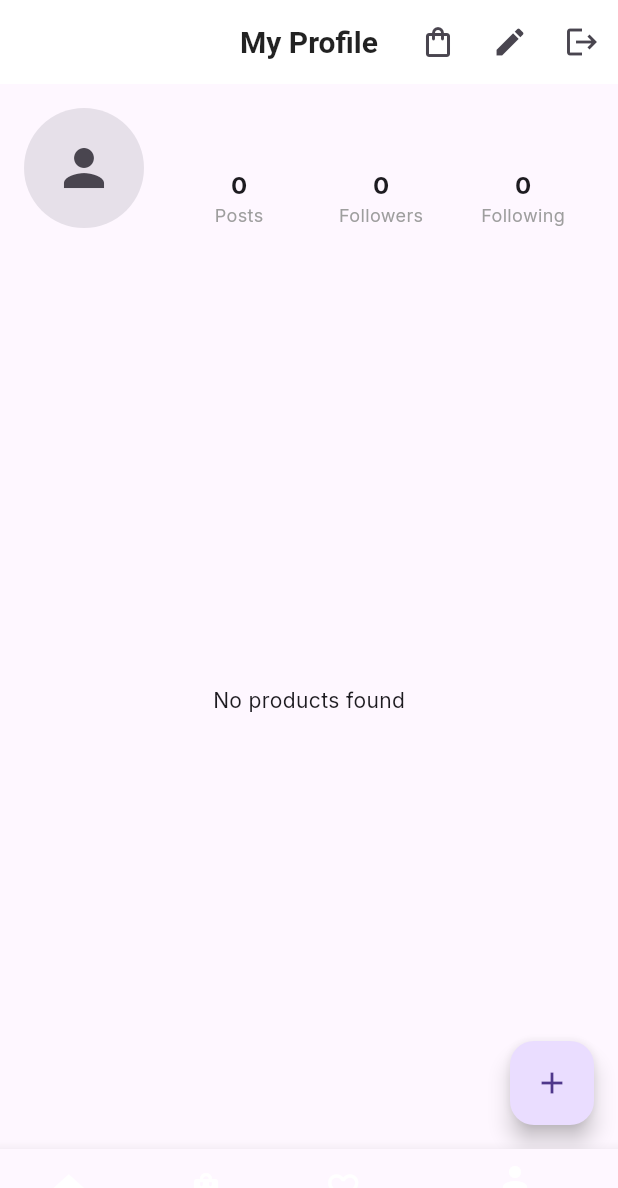
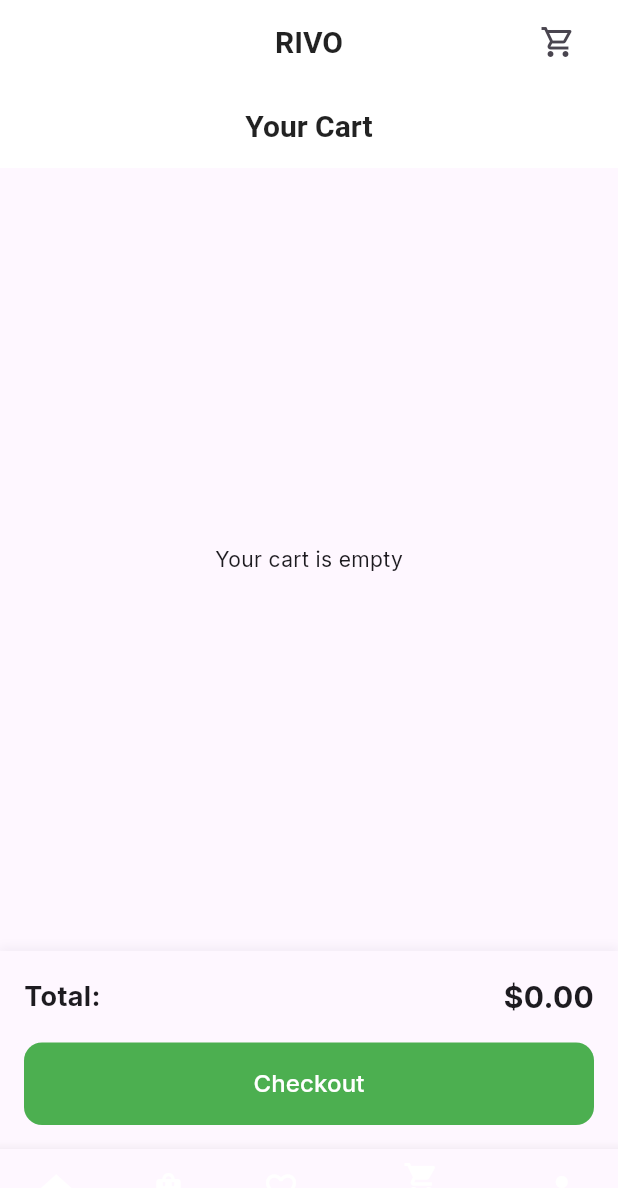
Before and after one commit to johnvibe56/Rivo, a Flutter app: the MainScaffold screen opened directly with empty values, item 4 of the bottom bar chosen, on a phone screen of 412 x 824 dp. Shown: the top 1188 px of the screen. Run offline on Flutter 3.47's test engine with Material 3 defaults, Android fonts, the phone set to English and light mode, and no system bars; our stand-ins replace cached_network_image, connectivity_plus, dartz, equatable, flutter_dotenv, flutter_riverpod and 8 more; accounts and stored records are empty; generated files the repository leaves out were written again.

Commit message:
🛒 Finish cart simulation feature (local state only)

```diff
--- a/lib/core/router/app_router.dart
+++ b/lib/core/router/app_router.dart
@@ -16,6 +16,8 @@
 import 'package:rivo/features/user_profile/presentation/screens/user_profile_screen.dart';
 import 'package:rivo/features/wishlist/presentation/screens/wishlist_screen.dart';
 import 'package:rivo/features/purchase_history/presentation/screens/purchase_history_screen.dart';
+import 'package:rivo/features/cart/presentation/screens/cart_screen.dart';
+import 'package:rivo/features/cart/presentation/widgets/cart_icon_button.dart';
 
 class MainScaffold extends ConsumerStatefulWidget {
   final Widget child;
@@ -35,6 +37,16 @@
   @override
   Widget build(BuildContext context) {
     return Scaffold(
+      appBar: AppBar(
+        title: const Text('RIVO'),
+        centerTitle: true,
+        actions: const [
+          Padding(
+            padding: EdgeInsets.only(right: 16.0),
+            child: CartIconButton(),
+          ),
+        ],
+      ),
       body: widget.child,
       bottomNavigationBar: BottomNavigationBar(
         currentIndex: widget.currentIndex,
@@ -50,6 +62,9 @@
               context.go(AppRouter.getFullPath(AppRoutes.wishlist));
               break;
             case 3:
+              context.go(AppRouter.getFullPath(AppRoutes.cart));
+              break;
+            case 4:
               context.go(AppRouter.getFullPath(AppRoutes.userProfile));
               break;
           }
@@ -66,6 +81,10 @@
           BottomNavigationBarItem(
             icon: Icon(Icons.favorite_border),
             label: 'Wishlist',
+          ),
+          BottomNavigationBarItem(
+            icon: Icon(Icons.shopping_cart),
+            label: 'Cart',
           ),
           BottomNavigationBarItem(
             icon: Icon(Icons.person),
@@ -118,6 +137,7 @@
   static const String productUpload = 'product_upload';
   static const String profile = 'user_profile'; // Updated to use user_profile
   static const String wishlist = 'wishlist';
+  static const String cart = 'cart';
   static const String purchaseHistory = 'purchase_history';
   static const String seller = 'seller_profile';
 
@@ -148,6 +168,8 @@
         return '/upload-product';
       case wishlist:
         return '/wishlist';
+      case cart:
+        return '/cart';
       case sellerProfile:
         return '/seller/${params?['sellerId'] ?? ':sellerId'}';
       case editProfile:
@@ -229,8 +251,10 @@
         currentIndex = 1;
       } else if (location.startsWith('/wishlist')) {
         currentIndex = 2;
+      } else if (location.startsWith('/cart')) {
+        currentIndex = 3;
       } else if (location.startsWith('/user_profile') || location.startsWith('/profile')) {
-        currentIndex = 3;
+        currentIndex = 4;
       }
 
       return MainScaffold(
@@ -282,6 +306,13 @@
         path: '/wishlist',
         name: AppRoutes.wishlist,
         builder: (context, state) => const WishlistScreen(),
+      ),
+
+      // Cart route
+      GoRoute(
+        path: '/cart',
+        name: AppRoutes.cart,
+        builder: (context, state) => const CartScreen(),
       ),
 
       // Purchase History route
--- /dev/null
+++ b/lib/features/cart/cart.dart
@@ -0,0 +1,18 @@
+// Models
+export 'package:rivo/features/cart/domain/models/cart_item_model.dart';
+
+// Repositories
+export 'package:rivo/features/cart/domain/repositories/cart_repository.dart';
+
+export 'package:rivo/features/cart/data/repositories/cart_repository_impl.dart';
+
+// Providers
+export 'package:rivo/features/cart/application/providers/cart_provider.dart';
+
+// Screens
+export 'package:rivo/features/cart/presentation/screens/cart_screen.dart';
+
+// Widgets
+export 'package:rivo/features/cart/presentation/widgets/add_to_cart_button.dart';
+export 'package:rivo/features/cart/presentation/widgets/cart_icon_button.dart';
+export 'package:rivo/features/cart/presentation/widgets/cart_item_tile.dart';
--- /dev/null
+++ b/lib/features/cart/presentation/screens/cart_screen.dart
@@ -0,0 +1,112 @@
+import 'package:flutter/material.dart';
+import 'package:flutter_riverpod/flutter_riverpod.dart';
+import 'package:rivo/features/cart/application/providers/cart_provider.dart';
+import 'package:rivo/features/cart/presentation/widgets/cart_item_tile.dart';
+
+class CartScreen extends ConsumerWidget {
+  const CartScreen({super.key});
+
+  @override
+  Widget build(BuildContext context, WidgetRef ref) {
+    final cartItems = ref.watch(cartItemsProvider);
+    final totalPrice = ref.watch(cartTotalPriceProvider);
+
+    return Scaffold(
+      appBar: AppBar(
+        title: const Text('Your Cart'),
+        centerTitle: true,
+      ),
+      body: Column(
+        children: [
+          Expanded(
+            child: cartItems.isEmpty
+                ? const Center(child: Text('Your cart is empty'))
+                : ListView.builder(
+                    itemCount: cartItems.length,
+                    itemBuilder: (context, index) {
+                      final item = cartItems[index];
+                      return CartItemTile(
+                        item: item,
+                        onRemove: () => _removeItem(ref, item.productId),
+                      );
+                    },
+                  ),
+          ),
+          _buildCheckoutSection(context, ref, totalPrice),
+        ],
+      ),
+    );
+  }
+
+  Widget _buildCheckoutSection(
+      BuildContext context, WidgetRef ref, double totalPrice) {
+    return Container(
+      padding: const EdgeInsets.all(16.0),
+      decoration: BoxDecoration(
+        color: Theme.of(context).cardColor,
+        boxShadow: [
+          BoxShadow(
+            color: Theme.of(context).colorScheme.surfaceVariant.withAlpha(128),
+            spreadRadius: 1,
+            blurRadius: 5,
+            offset: const Offset(0, -2),
+          ),
+        ],
+      ),
+      child: Column(
+        mainAxisSize: MainAxisSize.min,
+        children: [
+          Row(
+            mainAxisAlignment: MainAxisAlignment.spaceBetween,
+            children: [
+              const Text(
+                'Total:',
+                style: TextStyle(
+                  fontSize: 18,
+                  fontWeight: FontWeight.bold,
+                ),
+              ),
+              Text(
+                '\$${totalPrice.toStringAsFixed(2)}',
+                style: const TextStyle(
+                  fontSize: 20,
+                  fontWeight: FontWeight.bold,
+                ),
+              ),
+            ],
+          ),
+          const SizedBox(height: 16),
+          SizedBox(
+            width: double.infinity,
+            child: ElevatedButton(
+              onPressed: () => _checkout(context),
+              style: ElevatedButton.styleFrom(
+                padding: const EdgeInsets.symmetric(vertical: 16),
+                shape: RoundedRectangleBorder(
+                  borderRadius: BorderRadius.circular(12),
+                ),
+              ),
+              child: const Text(
+                'Checkout',
+                style: TextStyle(fontSize: 16),
+              ),
+            ),
+          ),
+        ],
+      ),
+    );
+  }
+
+  void _removeItem(WidgetRef ref, String productId) {
+    ref.read(cartItemsProvider.notifier).removeFromCart(productId);
+  }
+
+  void _checkout(BuildContext context) {
+    ScaffoldMessenger.of(context).showSnackBar(
+      const SnackBar(
+        content: Text('Checkout simulation complete!'),
+        duration: Duration(seconds: 2),
+      ),
+    );
+  }
+}
--- /dev/null
+++ b/lib/features/cart/presentation/widgets/cart_icon_button.dart
@@ -0,0 +1,52 @@
+import 'package:flutter/material.dart';
+import 'package:flutter_riverpod/flutter_riverpod.dart';
+import 'package:rivo/features/cart/application/providers/cart_provider.dart';
+import 'package:rivo/features/cart/presentation/screens/cart_screen.dart';
+
+class CartIconButton extends ConsumerWidget {
+  const CartIconButton({super.key});
+
+  @override
+  Widget build(BuildContext context, WidgetRef ref) {
+    final cartItems = ref.watch(cartItemsProvider);
+    final itemCount = cartItems.fold(0, (sum, item) => sum + item.quantity);
+
+    return Stack(
+      children: [
+        IconButton(
+          icon: const Icon(Icons.shopping_cart_outlined),
+          onPressed: () {
+            // Navigate to cart screen
+            Navigator.of(context).push<dynamic>(
+              MaterialPageRoute<dynamic>(builder: (context) => const CartScreen()),
+            );
+          },
+        ),
+        if (itemCount > 0)
+          Positioned(
+            right: 8,
+            top: 8,
+            child: Container(
+              padding: const EdgeInsets.all(2),
+              decoration: const BoxDecoration(
+                color: Colors.red,
+                shape: BoxShape.circle,
+              ),
+              constraints: const BoxConstraints(
+                minWidth: 16,
+                minHeight: 16,
+              ),
+              child: Text(
+                itemCount > 9 ? '9+' : itemCount.toString(),
+                style: const TextStyle(
+                  color: Colors.white,
+                  fontSize: 10,
+                ),
+                textAlign: TextAlign.center,
+              ),
+            ),
+          ),
+      ],
+    );
+  }
+}
```
Also changed, not shown: lib/features/cart/application/providers/cart_provider.dart (added, +52 -0 lines), lib/features/cart/data/repositories/cart_repository_impl.dart (added, +42 -0 lines), lib/features/cart/domain/models/cart_item_model.dart (added, +59 -0 lines), lib/features/cart/domain/repositories/cart_repository.dart (added, +10 -0 lines), lib/features/cart/presentation/widgets/add_to_cart_button.dart (added, +114 -0 lines), lib/features/cart/presentation/widgets/cart_item_tile.dart (added, +61 -0 lines), lib/features/feed/presentation/widgets/marketplace_post_card.dart (+26 -1 lines), lib/features/products/presentation/widgets/product_card.dart (+19 -3 lines).
